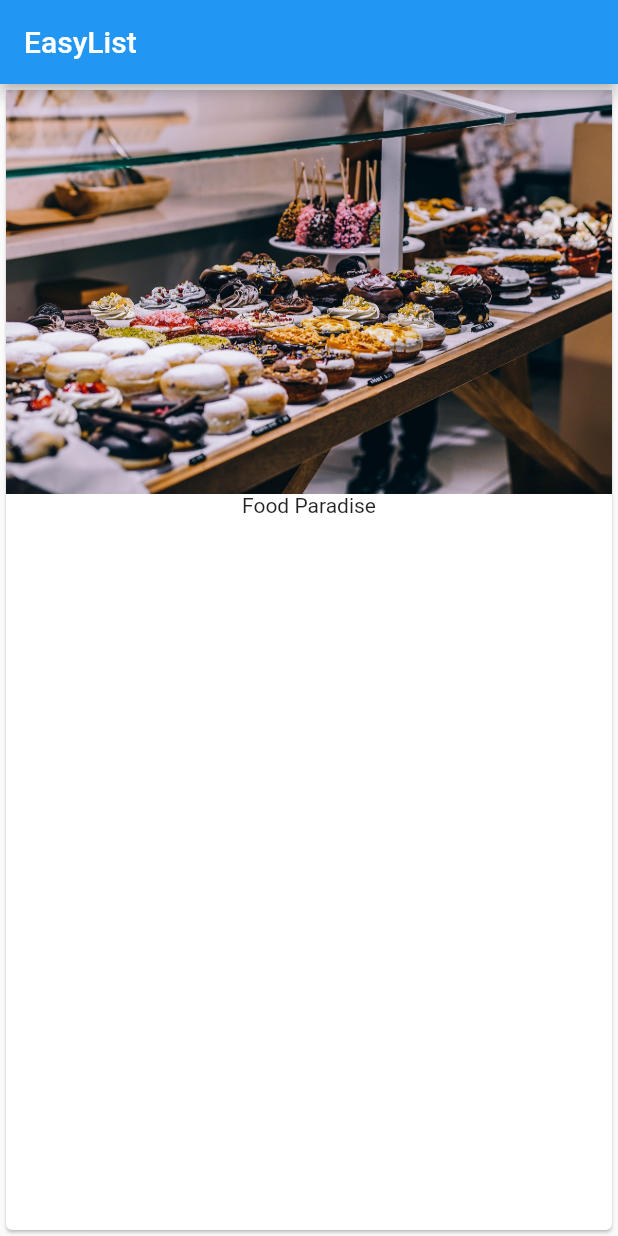
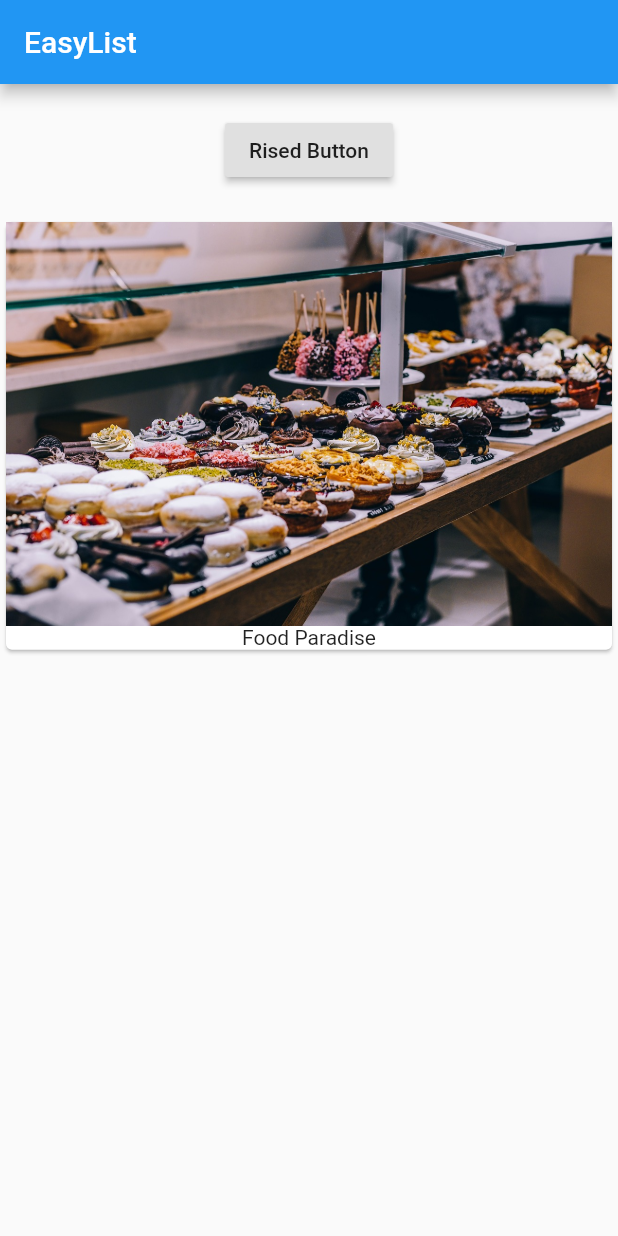
Before and after one commit to MrAnsheff/app, a Flutter app: the screen it shows after launch, on a phone screen of 412 x 824 dp. Run offline on Flutter 3.47's test engine with Material 2 defaults, Android fonts, the phone set to English and light mode, and no system bars.

```diff
--- a/lib/main.dart
+++ b/lib/main.dart
@@ -4,22 +4,41 @@ main() {
   runApp(MyApp());
 }
 
-class MyApp extends StatelessWidget {
+class MyApp extends StatefulWidget {
+  @override
+    State<StatefulWidget> createState() {
+      // TODO: implement createState
+      return _MyAppState();
+    }
+}
+
+class _MyAppState extends State<MyApp>{
   @override
   Widget build(context) {
     return MaterialApp(
       home: Scaffold(
-          appBar: AppBar(
-            title: Text('EasyList'),
+        appBar: AppBar(
+          title: Text('EasyList'),
+        ),
+        body: Column(children: [
+          Container(
+            margin: EdgeInsets.all(20.0),
+            child: RaisedButton(
+            onPressed: (){},
+            child: Text('Rised Button'),
+            ),
           ),
-          body: Card(
+
+          Card(
             child: Column(
               children: <Widget>[
                 Image.asset('assets/food.jpg'),
                 Text('Food Paradise')
               ],
             ),
-          )),
+          )
+        ]),
+      ),
     );
   }
 }
```
